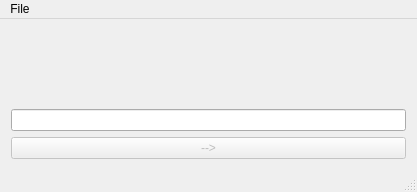
Old version of the form mainwindow.ui in the repository roman-zm/checkWords.
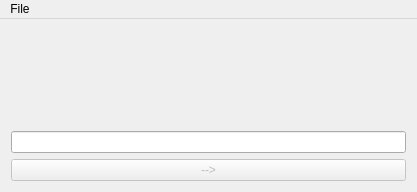
New version of the form.

```diff
--- a/mainwindow.ui
+++ b/mainwindow.ui
@@ -78,6 +78,15 @@
         <property name="text">
          <string>--&gt;</string>
         </property>
+        <property name="autoDefault">
+         <bool>true</bool>
+        </property>
+        <property name="default">
+         <bool>true</bool>
+        </property>
+        <property name="flat">
+         <bool>false</bool>
+        </property>
        </widget>
       </item>
      </layout>
@@ -104,7 +113,6 @@
    </widget>
    <addaction name="menuFile"/>
   </widget>
-  <widget class="QStatusBar" name="statusBar"/>
   <action name="actionOpen">
    <property name="text">
     <string>Open...</string>
```
Left out of the diff: 1 changed line with no effect on the pictures.
